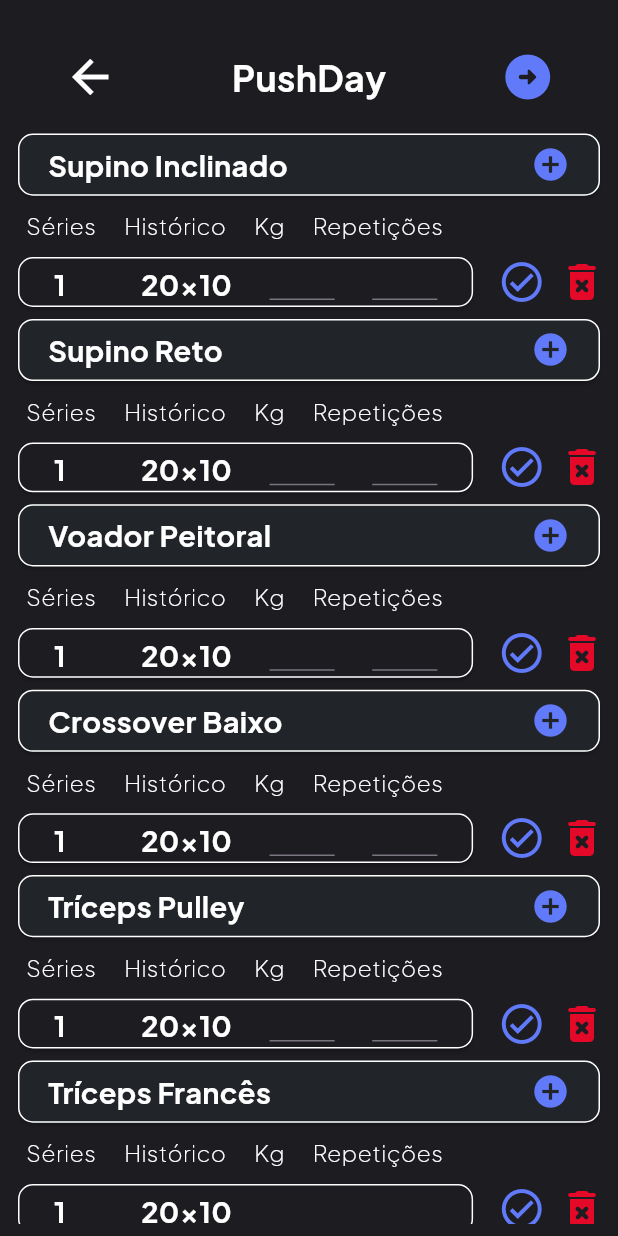
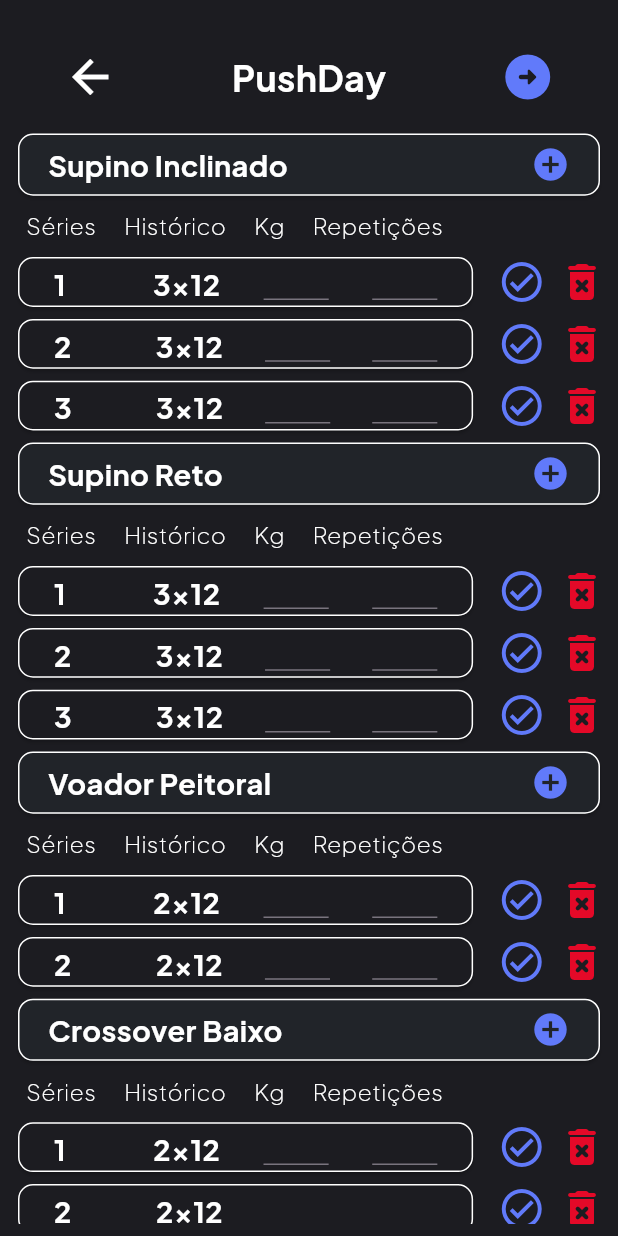
Before and after one commit to GymLogCorp/gym_log, a Flutter app: the SessionPage screen opened directly with sample values from the repository, on a phone screen of 412 x 824 dp. Run offline on Flutter 3.47's test engine with Material 3 defaults, Android fonts, the phone set to English and light mode, and no system bars; our stand-ins replace carousel_slider, device_preview, firebase_auth, firebase_core, google_fonts, sizer and 1 more; accounts and stored records are empty; statements that could not run were skipped.

Commit message:
séries de acordo com qtd
quebre oque conseguir

```diff
--- a/lib/pages/session/seriescard.dart
+++ b/lib/pages/session/seriescard.dart
@@ -1,5 +1,4 @@
 import 'dart:math';
-
 import 'package:flutter/material.dart';
 import 'package:gym_log/models/exercise.dart';
 import 'package:sizer/sizer.dart';
@@ -25,10 +24,11 @@ class _CardSeriesState extends State<CardSeries> {
           child: Card(
             shape: RoundedRectangleBorder(
               borderRadius: BorderRadius.circular(10.0),
-                side: const BorderSide(color: Colors.white, width: 1.0)),
+              side: const BorderSide(color: Colors.white, width: 1.0),
+            ),
             color: const Color(0xFF212429),
             child: Padding(
-              padding: EdgeInsets.only(left: 20.0, right: 20.0),
+              padding: const EdgeInsets.only(left: 20.0, right: 20.0),
               child: Row(
                 mainAxisAlignment: MainAxisAlignment.spaceBetween,
                 children: [
@@ -94,7 +94,9 @@ class _CardSeriesState extends State<CardSeries> {
             ],
           ),
         ),
-        SizedBox(
+        Column(
+          children: List.generate(widget.exercise.countSeries, (index) {//aqui que a mágica acontece
+            return SizedBox(
               width: 100.0.w,
               height: 5.0.h,
               child: Row(
@@ -108,13 +110,15 @@ class _CardSeriesState extends State<CardSeries> {
                       ),
                       color: const Color(0xFF1C1C21),
                       child: Padding(
-                    padding:
-                        EdgeInsets.symmetric(horizontal: 20.sp, vertical: 8.sp),
+                        padding: EdgeInsets.symmetric(
+                          horizontal: 20.sp,
+                          vertical: 8.sp,
+                        ),
                         child: Row(
                           mainAxisAlignment: MainAxisAlignment.spaceBetween,
                           children: [
                             Text(
-                          '1',
+                              '${index + 1}', //se não entender isso aqui tranca o curso
                               style: GoogleFonts.plusJakartaSans(
                                 fontWeight: FontWeight.bold,
                                 color: Colors.white,
@@ -123,7 +127,7 @@ class _CardSeriesState extends State<CardSeries> {
                             ),
                             SizedBox(width: 1.sp),
                             Text(
-                          '20x10',
+                              '${widget.exercise.countSeries}x${widget.exercise.countRepetition}', //"""histórico"""
                               style: GoogleFonts.plusJakartaSans(
                                 fontWeight: FontWeight.bold,
                                 color: Colors.white,
@@ -179,6 +183,8 @@ class _CardSeriesState extends State<CardSeries> {
                   ),
                 ],
               ),
+            );
+          }),
         ),
       ],
     );
```
Lines whose indentation alone changed are shown as unchanged.
